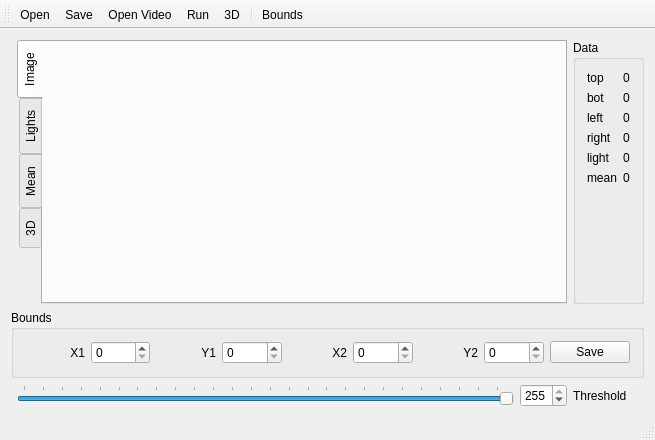
The window that mainwindow.ui (Abbath/R) describes before a commit, drawn with Qt 5.
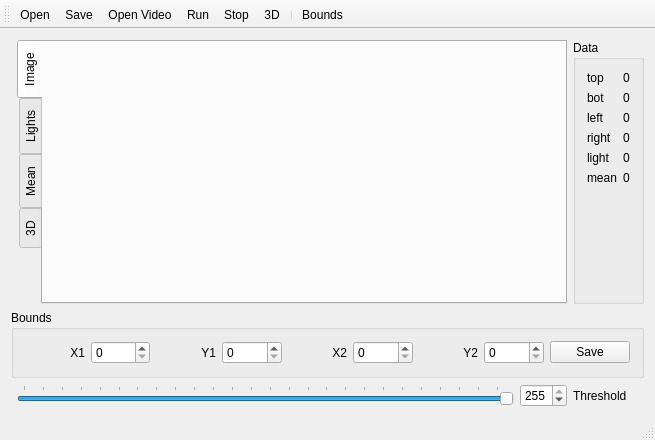
The same window after the commit. Custom widgets are drawn as their Qt base class.

Diff of the .ui file:
```diff
--- a/mainwindow.ui
+++ b/mainwindow.ui
@@ -322,6 +322,7 @@
    <addaction name="actionSave"/>
    <addaction name="actionOpen_Video"/>
    <addaction name="actionRun"/>
+   <addaction name="actionStop"/>
    <addaction name="action3D"/>
    <addaction name="separator"/>
    <addaction name="actionSetup"/>
@@ -404,6 +405,14 @@
     <string>Save</string>
    </property>
   </action>
+  <action name="actionStop">
+   <property name="text">
+    <string>Stop</string>
+   </property>
+   <property name="shortcut">
+    <string>Ctrl+T</string>
+   </property>
+  </action>
  </widget>
  <layoutdefault spacing="6" margin="11"/>
  <customwidgets>
```
Left out of the diff: 13 changed lines with no effect on the pictures.
